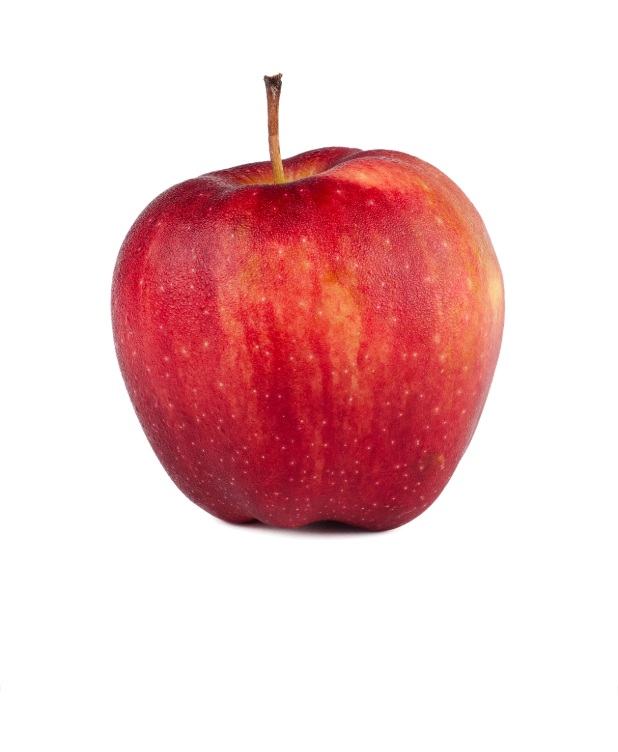
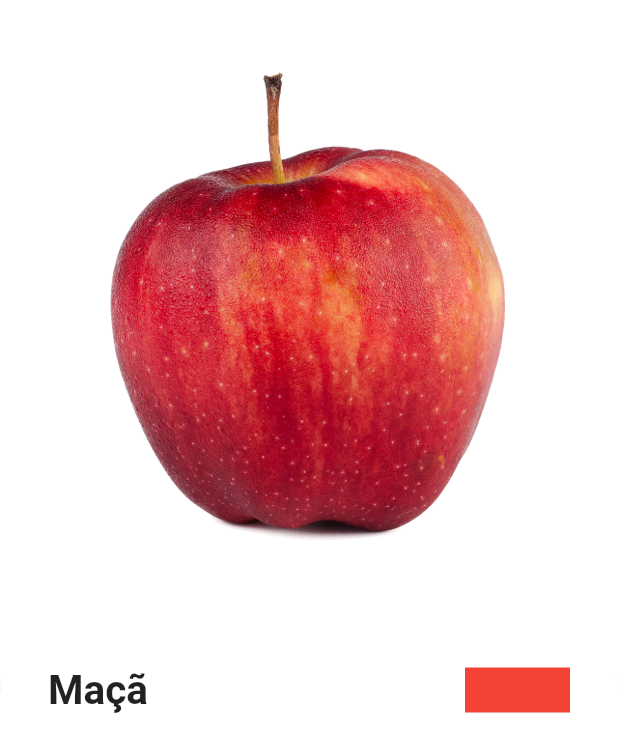
Before and after one commit to thomasbalmant/appQuitanda, a Flutter app: the screen it shows after launch, after a tap on "Entrar", after a tap on "Maçã", on a phone screen of 412 x 824 dp. Shown: the top 752 px of the screen. Run offline on Flutter 3.47's test engine with Material 2 defaults, Android fonts, the phone set to English and light mode, and no system bars; our stand-ins replace animated_text_kit, badges, mask_text_input_formatter.

Commit message:
product_screen: name and quantity

```diff
--- a/lib/src/pages/product/product_screen.dart
+++ b/lib/src/pages/product/product_screen.dart
@@ -17,6 +17,7 @@ class ProductScreen extends StatelessWidget {
           ),
           Expanded(
             child: Container(
+              padding: const EdgeInsets.all(32),
               decoration: BoxDecoration(
                   color: Colors.white,
                   borderRadius: const BorderRadius.vertical(
@@ -28,6 +29,38 @@ class ProductScreen extends StatelessWidget {
                       offset: const Offset(0, 2),
                     )
                   ]),
+              child: Column(
+                crossAxisAlignment: CrossAxisAlignment.stretch,
+                children: [
+                  // Nome - Quantidade
+                  Row(
+                    children: [
+                      Expanded(
+                        child: Text(
+                          item.itemName,
+                          maxLines: 2,
+                          overflow: TextOverflow.ellipsis,
+                          style: const TextStyle(
+                            fontSize: 27,
+                            fontWeight: FontWeight.bold,
+                          ),
+                        ),
+                      ),
+                      Container(
+                        height: 30,
+                        width: 70,
+                        color: Colors.red,
+                      )
+                    ],
+                  )
+
+                  // Preço
+
+                  // Descrição
+
+                  // Botão
+                ],
+              ),
             ),
           ),
         ],
```
